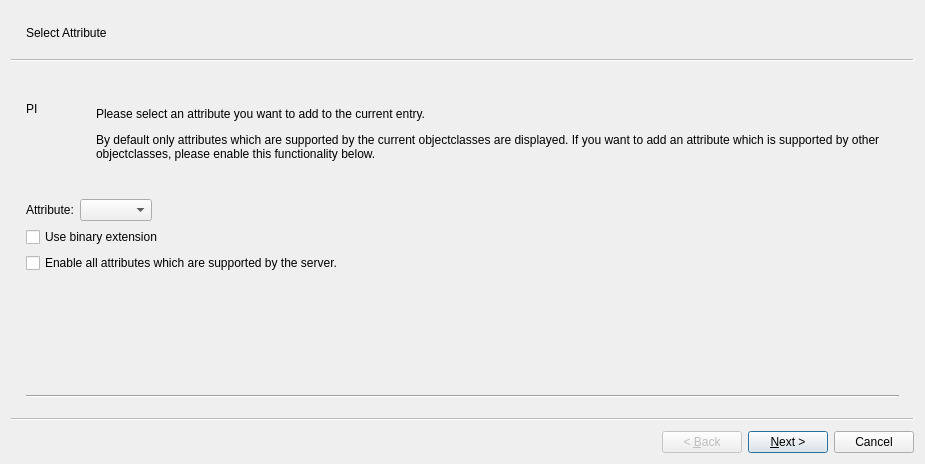
First picture: the form in resources/forms/plugins/browser_plugin/AddAttributeWizardDesign.ui, repository einaru/luma, before the edit.
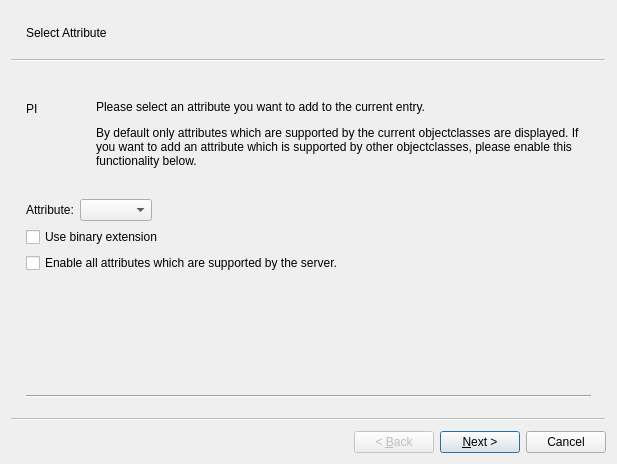
Second picture: the form after the edit.

Commit message: something wierd with setAccessibleName did not work trying with compiled .ui files from my computer

```diff
--- a/resources/forms/plugins/browser_plugin/AddAttributeWizardDesign.ui
+++ b/resources/forms/plugins/browser_plugin/AddAttributeWizardDesign.ui
@@ -6,7 +6,7 @@
    <rect>
     <x>0</x>
     <y>0</y>
-    <width>925</width>
+    <width>617</width>
     <height>464</height>
    </rect>
   </property>
```
Left out of the diff: 6 changed lines with no effect on the pictures. The commit also changes 1 other file.
